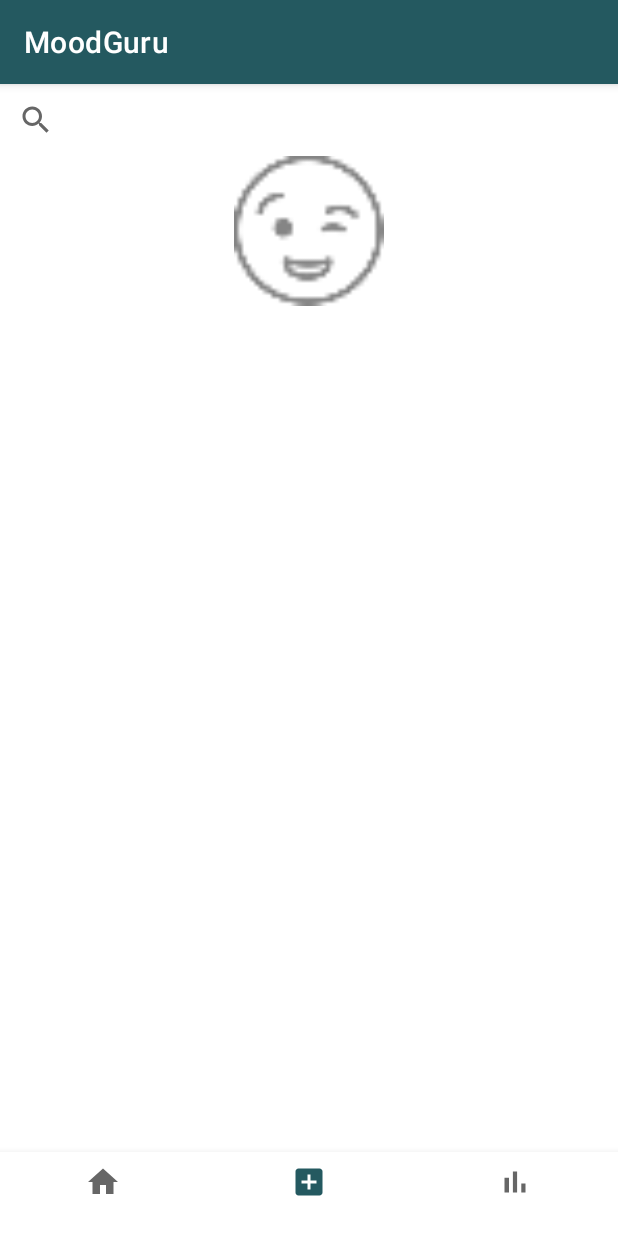
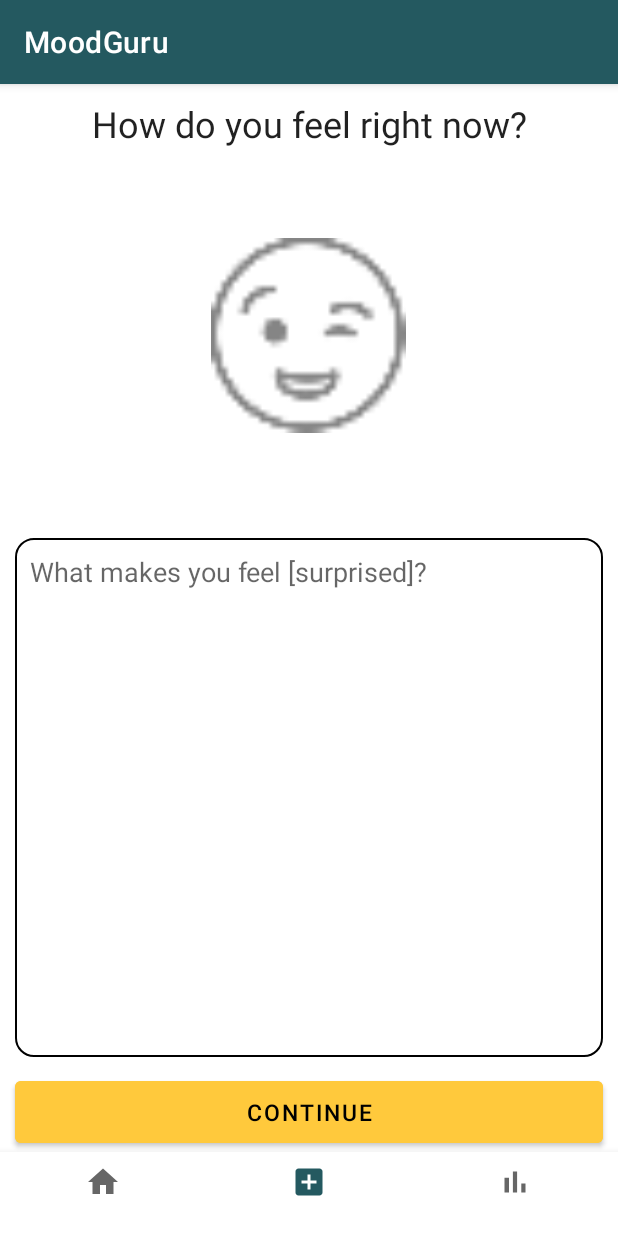
Before and after one commit to TeamMoodTrackerADY/MoodGuru, an Android app: the screen it shows after launch (MainActivity), on a phone screen of 412 x 824 dp. Run offline under Robolectric (Android 15) with nearby library versions, the phone set to English and light mode, and no system bars; libraries missing offline, so code that uses them is left out: com.parse; 7 statements that could not run were skipped.

Commit message:
click grey emoji pops out emotionFragment

```diff
--- a/app/build.gradle
+++ b/app/build.gradle
@@ -44,4 +44,7 @@ dependencies {
     implementation 'com.github.parse-community.Parse-SDK-Android:parse:1.25.0'
     implementation 'com.squareup.okhttp3:logging-interceptor:4.7.2'
     implementation 'com.squareup.okhttp3:okhttp:3.9.0'
+    implementation 'com.github.bumptech.glide:glide:4.12.0'
+    // Glide v4 uses this new annotation processor -- see https://bumptech.github.io/glide/doc/generatedapi.html
+    annotationProcessor 'com.github.bumptech.glide:compiler:4.12.0'
 }
--- a/app/src/main/java/com/example/moodguru/MainActivity.kt
+++ b/app/src/main/java/com/example/moodguru/MainActivity.kt
@@ -6,6 +6,7 @@ import android.util.Log
 import android.widget.Toast
 import androidx.fragment.app.Fragment
 import com.example.moodguru.fragments.ChartFragment
+import com.example.moodguru.fragments.ComposeFragment
 import com.example.moodguru.fragments.DashboardFragment
 import com.example.moodguru.fragments.EmotionFragment
 import com.google.android.material.bottomnavigation.BottomNavigationView
@@ -44,7 +45,7 @@ class MainActivity : AppCompatActivity() {
 
                 // compose button listener
                 R.id.action_compose -> {
-                    fragmentToShow = EmotionFragment()
+                    fragmentToShow = ComposeFragment()
                     // Toast.makeText(this, "Compose", Toast.LENGTH_SHORT).show()
                 }
 
--- a/app/src/main/java/com/example/moodguru/MoodGuru.kt
+++ b/app/src/main/java/com/example/moodguru/MoodGuru.kt
@@ -1,6 +1,7 @@
 package com.example.moodguru
 
 import android.app.Application
+import com.example.moodguru.parseDataModel.Emotion
 import com.example.moodguru.parseDataModel.Post
 import com.parse.Parse
 import com.parse.ParseObject
@@ -9,6 +10,7 @@ class MoodGuru : Application() {
     override fun onCreate() {
         super.onCreate()
         ParseObject.registerSubclass(Post::class.java)
+        ParseObject.registerSubclass(Emotion::class.java)
 
         Parse.initialize(
             Parse.Configuration.Builder(this)
--- a/app/src/main/java/com/example/moodguru/fragments/ComposeFragment.kt
+++ b/app/src/main/java/com/example/moodguru/fragments/ComposeFragment.kt
@@ -5,9 +5,14 @@ import androidx.fragment.app.Fragment
 import android.view.LayoutInflater
 import android.view.View
 import android.view.ViewGroup
+import android.widget.EditText
+import android.widget.ImageView
 import com.example.moodguru.R
 
 class ComposeFragment : Fragment() {
+
+    lateinit var etJournal: EditText
+    lateinit var ivEmoji: ImageView
 
     override fun onCreateView(
         inflater: LayoutInflater, container: ViewGroup?,
@@ -16,4 +21,16 @@ class ComposeFragment : Fragment() {
         // Inflate the layout for this fragment
         return inflater.inflate(R.layout.fragment_compose, container, false)
     }
+
+    override fun onViewCreated(view: View, savedInstanceState: Bundle?) {
+        super.onViewCreated(view, savedInstanceState)
+        etJournal = view.findViewById(R.id.etJournalContent)
+        ivEmoji = view.findViewById(R.id.ivEmoji)
+
+        ivEmoji.setOnClickListener {
+            EmotionFragment.showEmotionFragment(requireActivity().supportFragmentManager)
+        }
+
+
+    }
 }
--- /dev/null
+++ b/app/src/main/res/drawable/journal_border.xml
@@ -0,0 +1,16 @@
+<?xml version="1.0" encoding="utf-8"?>
+<shape
+    xmlns:android="http://schemas.android.com/apk/res/android"
+    android:shape="rectangle">
+    <solid
+        android:color="@android:color/transparent"/>
+
+    <corners
+        android:bottomRightRadius="12dp"
+        android:bottomLeftRadius="12dp"
+        android:topLeftRadius="12dp"
+        android:topRightRadius="12dp"/>
+    <stroke
+        android:color="@color/black"
+        android:width="1dp"/>
+</shape>
--- a/app/src/main/res/layout/activity_main.xml
+++ b/app/src/main/res/layout/activity_main.xml
@@ -1,5 +1,5 @@
 <?xml version="1.0" encoding="utf-8"?>
-<androidx.constraintlayout.widget.ConstraintLayout xmlns:android="http://schemas.android.com/apk/res/android"
+<RelativeLayout xmlns:android="http://schemas.android.com/apk/res/android"
     xmlns:app="http://schemas.android.com/apk/res-auto"
     xmlns:tools="http://schemas.android.com/tools"
     android:layout_width="match_parent"
@@ -8,15 +8,16 @@
 
 
     <androidx.fragment.app.FragmentContainerView
+        android:id="@+id/frgContainer"
         android:layout_width="match_parent"
         android:layout_height="match_parent"
-        android:id="@+id/frgContainer"/>
+        android:layout_above="@id/bottom_navigation"/>
 
     <com.google.android.material.bottomnavigation.BottomNavigationView
         android:id="@+id/bottom_navigation"
         android:layout_width="match_parent"
         android:layout_height="wrap_content"
-        app:layout_constraintBottom_toBottomOf="parent"
+        android:layout_alignParentBottom="true"
         app:menu="@menu/menu_bottom_navigation" />
 
-</androidx.constraintlayout.widget.ConstraintLayout>
+</RelativeLayout>
--- a/app/src/main/res/layout/fragment_compose.xml
+++ b/app/src/main/res/layout/fragment_compose.xml
@@ -1,14 +1,59 @@
 <?xml version="1.0" encoding="utf-8"?>
-<FrameLayout xmlns:android="http://schemas.android.com/apk/res/android"
+<RelativeLayout xmlns:android="http://schemas.android.com/apk/res/android"
     xmlns:tools="http://schemas.android.com/tools"
     android:layout_width="match_parent"
     android:layout_height="match_parent"
     tools:context=".fragments.ComposeFragment">
 
-    <!-- TODO: Update blank fragment layout -->
     <TextView
         android:layout_width="match_parent"
+        android:layout_height="wrap_content"
+        android:id="@+id/tvPrompt"
+        android:layout_alignParentTop="true"
+        android:text="How do you feel right now?"
+        android:textAppearance="@style/TextAppearance.Material3.HeadlineSmall"
+        android:textAlignment="center"
+        android:layout_marginTop="10dp"/>
+
+    <ImageView
+        android:id="@+id/ivEmoji"
+        android:layout_marginVertical="50dp"
+        android:layout_width="150dp"
+        android:layout_height="150dp"
+        android:layout_centerHorizontal="true"
+        android:layout_below="@id/tvPrompt"
+        android:padding="10dp"
+        android:src="@drawable/ic_emoji_placeholder" />
+
+    <EditText
+        android:id="@+id/etJournalContent"
+        android:layout_width="match_parent"
         android:layout_height="match_parent"
-        android:text="@string/hello_blank_fragment" />
+        android:layout_above="@id/btnContinue"
+        android:layout_below="@id/ivEmoji"
+        android:hint="What makes you feel [surprised]?"
+        android:layout_marginStart="10dp"
+        android:layout_marginTop="10dp"
+        android:layout_marginEnd="10dp"
+        android:layout_marginBottom="10dp"
+        android:background="@drawable/journal_border"
+        android:ems="10"
+        android:gravity="top|start"
+        android:inputType="textMultiLine"
+        android:padding="10dp" />
 
-</FrameLayout>
+    <Button
+        android:layout_width="match_parent"
+        android:layout_height="wrap_content"
+        android:backgroundTint="@color/logo_yellow"
+        android:layout_marginHorizontal="10dp"
+        android:text="Continue"
+        android:id="@+id/btnContinue"
+        android:layout_alignParentBottom="true"
+        android:layout_centerHorizontal="true"
+        android:textSize="15sp"
+        android:textColor="@color/black"
+        android:padding="10dp"/>
+
+
+</RelativeLayout>
--- a/app/src/main/res/layout/fragment_emotion.xml
+++ b/app/src/main/res/layout/fragment_emotion.xml
@@ -1,33 +1,14 @@
 <?xml version="1.0" encoding="utf-8"?>
 <RelativeLayout xmlns:android="http://schemas.android.com/apk/res/android"
     xmlns:tools="http://schemas.android.com/tools"
-    android:layout_width="match_parent"
-    android:layout_height="match_parent"
+    android:layout_width="wrap_content"
+    android:layout_height="wrap_content"
     tools:context=".fragments.EmotionFragment">
 
-
-    <SearchView
-        android:id="@+id/searchBar"
-        android:layout_width="match_parent"
-        android:layout_height="wrap_content"
-        android:queryHint="How do you feel right now?" />
-
-    <ImageView
-        android:layout_width="100dp"
-        android:layout_height="100dp"
-        android:src="@drawable/ic_emoji_placeholder"
-        android:id="@+id/ivEmoji"
-        android:layout_centerHorizontal="true"
-        android:layout_below="@id/searchBar"/>
-
-    <EditText
-        android:id="@+id/etJournalContent"
-        android:layout_below="@id/ivEmoji"
+    <androidx.recyclerview.widget.RecyclerView
         android:layout_width="match_parent"
         android:layout_height="match_parent"
-        android:ems="10"
-        android:gravity="start|top"
-        android:inputType="textMultiLine" />
+        android:id="@+id/rvEmotions"/>
 
 
 </RelativeLayout>
```
Also changed, not shown: app/src/main/java/com/example/moodguru/EmotionAdapter.kt (added, +45 -0 lines), app/src/main/java/com/example/moodguru/MoodGuruGlideModule.kt (added, +7 -0 lines), app/src/main/java/com/example/moodguru/fragments/EmotionFragment.kt (+66 -24 lines), app/src/main/java/com/example/moodguru/parseDataModel/Emotion.kt (+4 -3 lines), app/src/main/res/layout/item_emoji.xml (added, +25 -0 lines).
